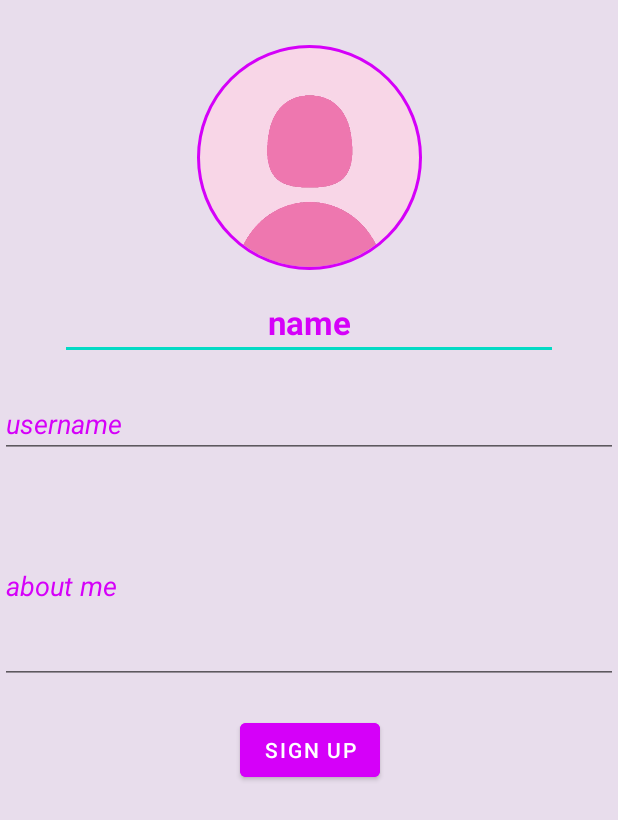
After one commit to RamazanOzerr/Chat-Me, an Android app: the SignUpSetProfile screen opened directly, with no data from a screen before it, on a phone screen of 412 x 824 dp. The commit adds this screen. Shown: the top 820 px of the screen. Run offline under Robolectric (Android 15) with nearby library versions, the phone set to English and light mode, and no system bars; our stand-ins replace CircleImageView, Firebase (no records; nobody signed in at launch, a user with empty details on screens opened directly).

Commit message:
new commit

```diff
--- /dev/null
+++ b/app/src/main/java/com/example/basicchatapp/Activities/SignUpSetProfile.java
@@ -0,0 +1,145 @@
+package com.example.basicchatapp.Activities;
+
+import androidx.annotation.NonNull;
+import androidx.appcompat.app.AppCompatActivity;
+
+import android.content.Intent;
+import android.net.Uri;
+import android.os.Bundle;
+import android.provider.MediaStore;
+import android.view.View;
+import android.widget.Button;
+import android.widget.EditText;
+import android.widget.Toast;
+
+import com.example.basicchatapp.R;
+import com.example.basicchatapp.Utils.RandomString;
+import com.google.android.gms.tasks.Continuation;
+import com.google.android.gms.tasks.OnCompleteListener;
+import com.google.android.gms.tasks.Task;
+import com.google.firebase.auth.FirebaseAuth;
+import com.google.firebase.database.DatabaseReference;
+import com.google.firebase.database.FirebaseDatabase;
+import com.google.firebase.storage.FirebaseStorage;
+import com.google.firebase.storage.StorageReference;
+import com.google.firebase.storage.UploadTask;
+
+import java.util.HashMap;
+import java.util.Map;
+
+import de.hdodenhof.circleimageview.CircleImageView;
+
+public class SignUpSetProfile extends AppCompatActivity {
+
+    private CircleImageView sign_up_profile_image;
+    private EditText sign_up_name, sign_up_user_name, sign_up_about_me;
+    private Button sign_up_setBtn;
+    DatabaseReference reference;
+    FirebaseAuth auth;
+    StorageReference storageReference;
+    private Boolean hasPhotoSet;
+    @Override
+    protected void onCreate(Bundle savedInstanceState) {
+        super.onCreate(savedInstanceState);
+        setContentView(R.layout.activity_sign_up_set_profile);
+
+        init();
+        sign_up_setBtn.setOnClickListener(new View.OnClickListener() {
+            @Override
+            public void onClick(View view) {
+                sign_up_user();
+            }
+        });
+
+        sign_up_profile_image.setOnClickListener(new View.OnClickListener() {
+            @Override
+            public void onClick(View view) {
+                Intent intent = new Intent(Intent.ACTION_PICK, MediaStore.Images.Media.EXTERNAL_CONTENT_URI);
+                startActivityForResult(intent,3);
+            }
+        });
+
+
+    }
+
+    private void init(){
+        sign_up_about_me = findViewById(R.id.sign_up_about_me);
+        sign_up_profile_image = findViewById(R.id.sign_up_profile_image);
+        sign_up_name = findViewById(R.id.sign_up_name);
+        sign_up_user_name = findViewById(R.id.sign_up_user_name);
+        sign_up_setBtn = findViewById(R.id.sign_up_setBtn);
+        reference = FirebaseDatabase.getInstance().getReference();
+        storageReference = FirebaseStorage.getInstance().getReference();
+        auth = FirebaseAuth.getInstance();
+        hasPhotoSet = false;
+    }
+
+    private void sign_up_user(){
+        if(auth.getUid() == null){
+            Toast.makeText(getApplicationContext(),"USER NOT FOUND",Toast.LENGTH_SHORT).show();
+        } else if(!hasPhotoSet){
+            Toast.makeText(getApplicationContext(),"you gotta set a photo first",Toast.LENGTH_SHORT).show();
+        } else if (sign_up_name.getText().toString() == null
+                || sign_up_user_name.getText().toString() == null
+                || sign_up_about_me.getText().toString() == null) {
+            Toast.makeText(getApplicationContext(),"you gotta fill all the blanks",Toast.LENGTH_SHORT).show();
+        } else{
+            Map map = new HashMap();
+            map.put("name",sign_up_name.getText().toString());
+            map.put("username",sign_up_user_name.getText().toString());
+            map.put("bio",sign_up_about_me.getText().toString());
+            reference.child("Users").child(auth.getUid()).updateChildren(map);
+            startActivity(new Intent(getApplicationContext(),LoginActivity.class));
+        }
+    }
+
+    protected void onActivityResult(int requestCode, int resultCode, Intent data){
+        super.onActivityResult(requestCode,resultCode, data);
+        if(resultCode == RESULT_OK && data != null) {
+            Uri selectedImage = data.getData();
+
+            sign_up_name = findViewById(R.id.sign_up_name);
+            sign_up_user_name = findViewById(R.id.sign_up_user_name);
+            sign_up_about_me = findViewById(R.id.sign_up_about_me);
+            sign_up_profile_image = findViewById(R.id.sign_up_profile_image);
+            final StorageReference ref = storageReference.child("Pictures").child(RandomString.getSaltString() + ".jpg");
+            UploadTask uploadTask = ref.putFile(selectedImage);
+
+            Task<Uri> urlTask = uploadTask.continueWithTask(new Continuation<UploadTask.TaskSnapshot, Task<Uri>>() {
+                @Override
+                public Task<Uri> then(@NonNull Task<UploadTask.TaskSnapshot> task) throws Exception {
+                    if (!task.isSuccessful()) {
+                        throw task.getException();
+                    }
+
+                    // Continue with the task to get the download URL
+                    return ref.getDownloadUrl();
+                }
+            }).addOnCompleteListener(new OnCompleteListener<Uri>() {
+                @Override
+                public void onComplete(@NonNull Task<Uri> task) {
+                    if (task.isSuccessful()) {
+                        Uri downloadUri = task.getResult();
+                        Map map = new HashMap();
+                        map.put("name", sign_up_name.getText().toString());
+                        map.put("username", sign_up_user_name.getText().toString());
+                        map.put("photo", downloadUri.toString());
+//                    map.put("photo",selectedImage);
+                        map.put("bio", sign_up_about_me.getText().toString());
+
+                        reference.child("Users").child(auth.getUid()).setValue(map);
+                        sign_up_profile_image.setImageURI(selectedImage);
+                        hasPhotoSet = true;
+                        Toast.makeText(getApplicationContext(),
+                                "picture has been successfully added", Toast.LENGTH_LONG).show();
+
+//
+                    } else {
+                        // Handle failures
+                        // ...
+                    }
+                }
+            });
+        }
+    }
+}
--- a/app/src/main/java/com/example/basicchatapp/Fragments/MainScreenFragment.java
+++ b/app/src/main/java/com/example/basicchatapp/Fragments/MainScreenFragment.java
@@ -80,6 +80,7 @@ public class MainScreenFragment extends Fragment {
                         Profile user1 = snapshot.getValue(Profile.class);
 
                         if(!user1.getUsername().equals("null") && !snapshot.getKey().equals(user.getUid())){
+                            System.out.println("key: "+snapshot.getKey());
                             userKeyList.add(snapshot.getKey());
                             userAdapter.notifyDataSetChanged();
                         }
--- /dev/null
+++ b/app/src/main/res/layout/activity_sign_up_set_profile.xml
@@ -0,0 +1,84 @@
+<?xml version="1.0" encoding="utf-8"?>
+<androidx.constraintlayout.widget.ConstraintLayout xmlns:android="http://schemas.android.com/apk/res/android"
+    xmlns:tools="http://schemas.android.com/tools"
+    android:layout_width="match_parent"
+    android:layout_height="match_parent"
+    xmlns:app="http://schemas.android.com/apk/res-auto"
+    android:background="#E8DDEC"
+    tools:context=".Activities.UserProfileDesign">
+
+    <de.hdodenhof.circleimageview.CircleImageView
+        android:id="@+id/sign_up_profile_image"
+        android:layout_width="150dp"
+        android:layout_height="150dp"
+        android:src="@drawable/img_1"
+        app:civ_border_width="2dp"
+        app:civ_border_color="#D500F9"
+        app:layout_constraintStart_toStartOf="parent"
+        app:layout_constraintEnd_toEndOf="parent"
+        app:layout_constraintTop_toTopOf="parent"
+        android:layout_marginTop="30dp"
+        />
+
+
+    <EditText
+        android:layout_width="match_parent"
+        android:layout_height="wrap_content"
+        app:layout_constraintStart_toStartOf="@id/sign_up_profile_image"
+        app:layout_constraintEnd_toEndOf="@id/sign_up_profile_image"
+        app:layout_constraintTop_toBottomOf="@id/sign_up_profile_image"
+        android:layout_marginLeft="40dp"
+        android:layout_marginRight="40dp"
+        android:layout_marginTop="10dp"
+        android:gravity="center"
+        android:hint="name"
+        android:textColorHint="#D500F9"
+        android:textStyle="bold"
+        android:textColor="#D500F9"
+        android:id="@+id/sign_up_name"
+        android:textSize="22sp"
+        />
+
+    <EditText
+        android:layout_width="match_parent"
+        app:layout_constraintStart_toStartOf="@id/sign_up_name"
+        app:layout_constraintEnd_toEndOf="@id/sign_up_name"
+        app:layout_constraintTop_toBottomOf="@id/sign_up_name"
+        android:layout_marginTop="20dp"
+        android:id="@+id/sign_up_user_name"
+        android:textColorHint="#D500F9"
+        android:textStyle="italic"
+        android:textColor="#D500F9"
+        android:hint="username"
+        android:layout_height="wrap_content"/>
+
+
+    <EditText
+        android:layout_width="match_parent"
+        app:layout_constraintStart_toStartOf="@id/sign_up_user_name"
+        app:layout_constraintEnd_toEndOf="@id/sign_up_user_name"
+        app:layout_constraintTop_toBottomOf="@id/sign_up_user_name"
+        android:layout_marginTop="20dp"
+        android:hint="about me"
+        android:minHeight="100dp"
+        android:maxHeight="300dp"
+        android:lines="5"
+        android:id="@+id/sign_up_about_me"
+        android:textColorHint="#D500F9"
+        android:textStyle="italic"
+        android:textColor="#D500F9"
+        android:layout_height="wrap_content"/>
+
+    <Button
+        android:id="@+id/sign_up_setBtn"
+        android:layout_width="wrap_content"
+        android:layout_height="wrap_content"
+        android:layout_marginTop="20dp"
+        android:backgroundTint="#D500F9"
+        android:text="SIGN UP"
+        app:layout_constraintEnd_toEndOf="@+id/sign_up_about_me"
+        app:layout_constraintStart_toStartOf="@+id/sign_up_about_me"
+        app:layout_constraintTop_toBottomOf="@+id/sign_up_about_me" />
+
+
+</androidx.constraintlayout.widget.ConstraintLayout>
--- a/app/src/main/res/layout/fragment_main_screen.xml
+++ b/app/src/main/res/layout/fragment_main_screen.xml
@@ -10,6 +10,7 @@
         android:layout_width="match_parent"
         android:layout_height="wrap_content"
         android:id="@+id/userListRecyclerView"
+        android:layout_marginBottom="30dp"
         />
 
 
```
Also changed, not shown: app/src/main/AndroidManifest.xml (+5 -4 lines), app/src/main/java/com/example/basicchatapp/Activities/RegisterActivity.java (+17 -16 lines).
